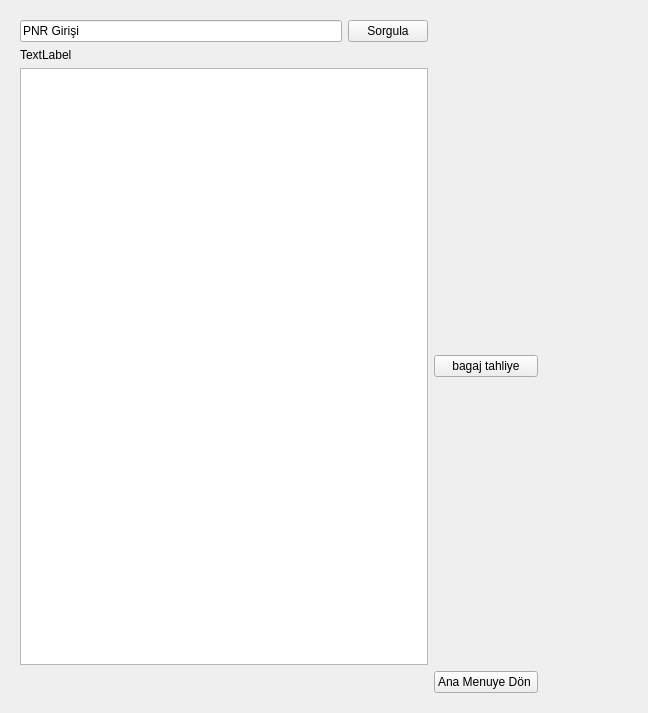
Above: mainwindow.ui from kubrratopcu/Havalimani_Yonetim_Sistemi1 before the change. Below: the same form after it.
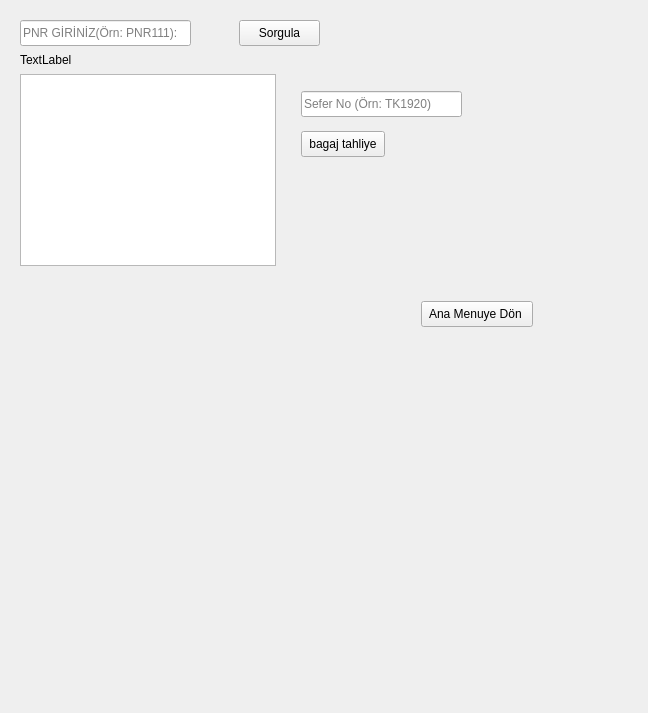
That is the form after the change. The open tabs and pages were chosen to show the change.

The edit to the form file:
```diff
--- a/mainwindow.ui
+++ b/mainwindow.ui
@@ -87,46 +87,100 @@
       </layout>
      </widget>
      <widget class="QWidget" name="sayfaYolcular">
-      <layout class="QGridLayout" name="gridLayout_4">
-       <item row="0" column="0">
         <widget class="QLineEdit" name="pnrInput">
+       <property name="geometry">
+        <rect>
+         <x>9</x>
+         <y>9</y>
+         <width>171</width>
+         <height>26</height>
+        </rect>
+       </property>
          <property name="text">
-          <string>PNR Girişi</string>
-         </property>
-        </widget>
-       </item>
-       <item row="0" column="1">
+        <string/>
+       </property>
+       <property name="placeholderText">
+        <string>PNR GİRİNİZ(Örn: PNR111):</string>
+       </property>
+      </widget>
         <widget class="QPushButton" name="pnrSorgulaBtn">
+       <property name="geometry">
+        <rect>
+         <x>228</x>
+         <y>9</y>
+         <width>81</width>
+         <height>26</height>
+        </rect>
+       </property>
          <property name="text">
           <string>Sorgula</string>
          </property>
         </widget>
-       </item>
-       <item row="1" column="0">
         <widget class="QLabel" name="yolcuBilgiLabel">
+       <property name="geometry">
+        <rect>
+         <x>9</x>
+         <y>41</y>
+         <width>181</width>
+         <height>16</height>
+        </rect>
+       </property>
          <property name="text">
           <string>TextLabel</string>
          </property>
         </widget>
-       </item>
-       <item row="2" column="0" colspan="2">
-        <widget class="QListWidget" name="kargoListe"/>
-       </item>
-       <item row="2" column="2">
+      <widget class="QListWidget" name="kargoListe">
+       <property name="geometry">
+        <rect>
+         <x>9</x>
+         <y>63</y>
+         <width>256</width>
+         <height>192</height>
+        </rect>
+       </property>
+      </widget>
         <widget class="QPushButton" name="bagajTahliyeBtn">
+       <property name="geometry">
+        <rect>
+         <x>290</x>
+         <y>120</y>
+         <width>84</width>
+         <height>26</height>
+        </rect>
+       </property>
          <property name="text">
           <string>bagaj tahliye</string>
          </property>
         </widget>
-       </item>
-       <item row="3" column="2">
         <widget class="QPushButton" name="btnGeriDon3">
+       <property name="geometry">
+        <rect>
+         <x>410</x>
+         <y>290</y>
+         <width>112</width>
+         <height>26</height>
+        </rect>
+       </property>
          <property name="text">
           <string>Ana Menuye Dön </string>
          </property>
         </widget>
-       </item>
-      </layout>
+      <widget class="QLineEdit" name="seferNoInput">
+       <property name="geometry">
+        <rect>
+         <x>290</x>
+         <y>80</y>
+         <width>161</width>
+         <height>26</height>
+        </rect>
+       </property>
+       <property name="text">
+        <string/>
+       </property>
+       <property name="placeholderText">
+        <string>Sefer No (Örn: TK1920)</string>
+       </property>
+      </widget>
      </widget>
      <widget class="QWidget" name="sayfaRota">
       <layout class="QGridLayout" name="gridLayout_2">
```
Left out of the diff: 6 changed lines with no effect on the pictures. Lines whose indentation alone changed are shown as unchanged.
